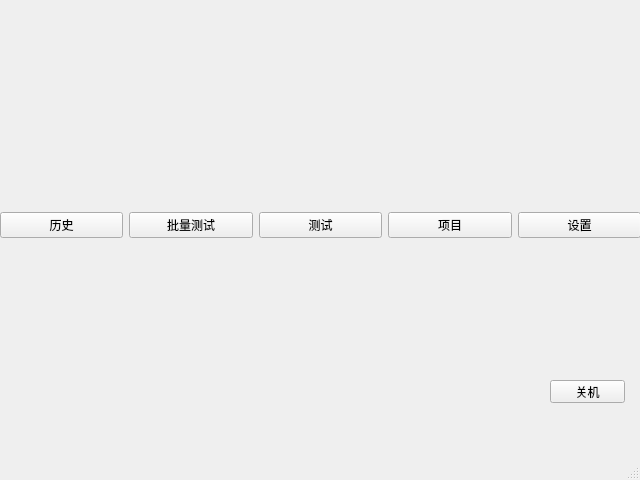
This is main.ui in nylttpgg09/FluoTest as Qt 5 draws it before an edit. The edited form follows.
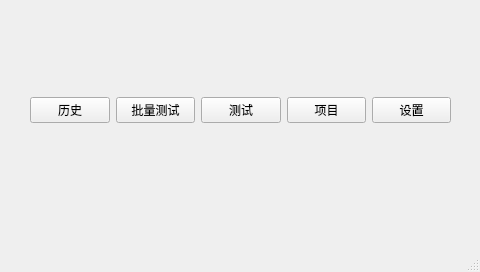
This is the edited form.

Patch:
```diff
--- a/main.ui
+++ b/main.ui
@@ -6,8 +6,8 @@
    <rect>
     <x>0</x>
     <y>0</y>
-    <width>640</width>
-    <height>480</height>
+    <width>480</width>
+    <height>272</height>
    </rect>
   </property>
   <property name="windowTitle">
@@ -17,10 +17,10 @@
    <widget class="QWidget" name="horizontalLayoutWidget">
     <property name="geometry">
      <rect>
-      <x>0</x>
-      <y>150</y>
-      <width>641</width>
-      <height>151</height>
+      <x>30</x>
+      <y>60</y>
+      <width>421</width>
+      <height>101</height>
      </rect>
     </property>
     <layout class="QHBoxLayout" name="horizontalLayout">
```
Left out of the diff: 2 changed lines with no effect on the pictures.
